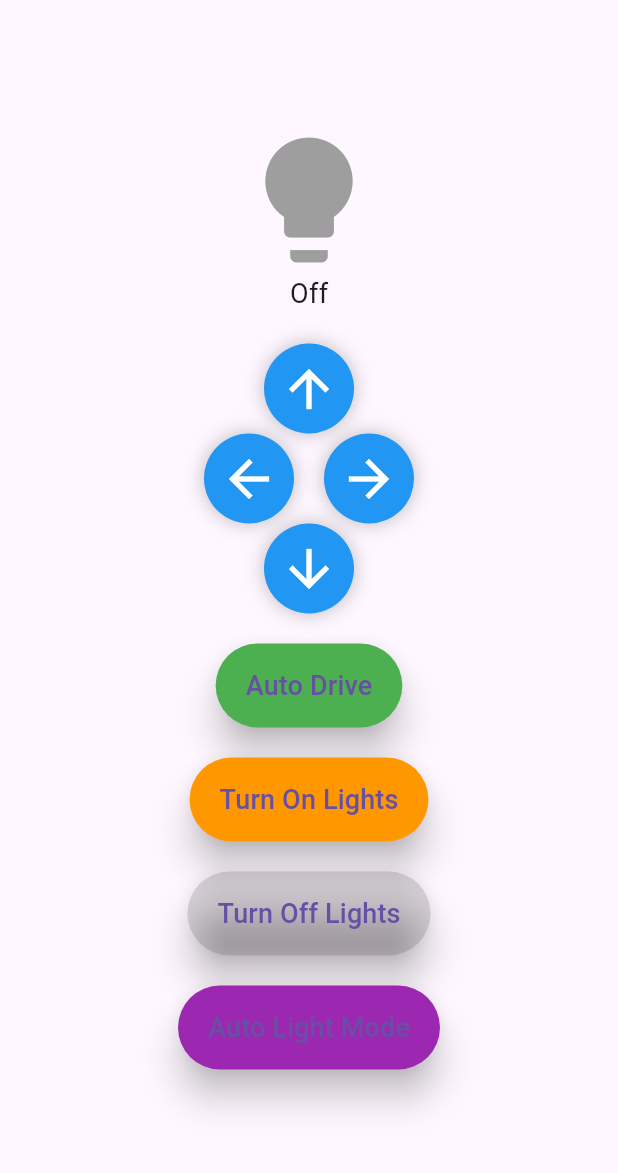
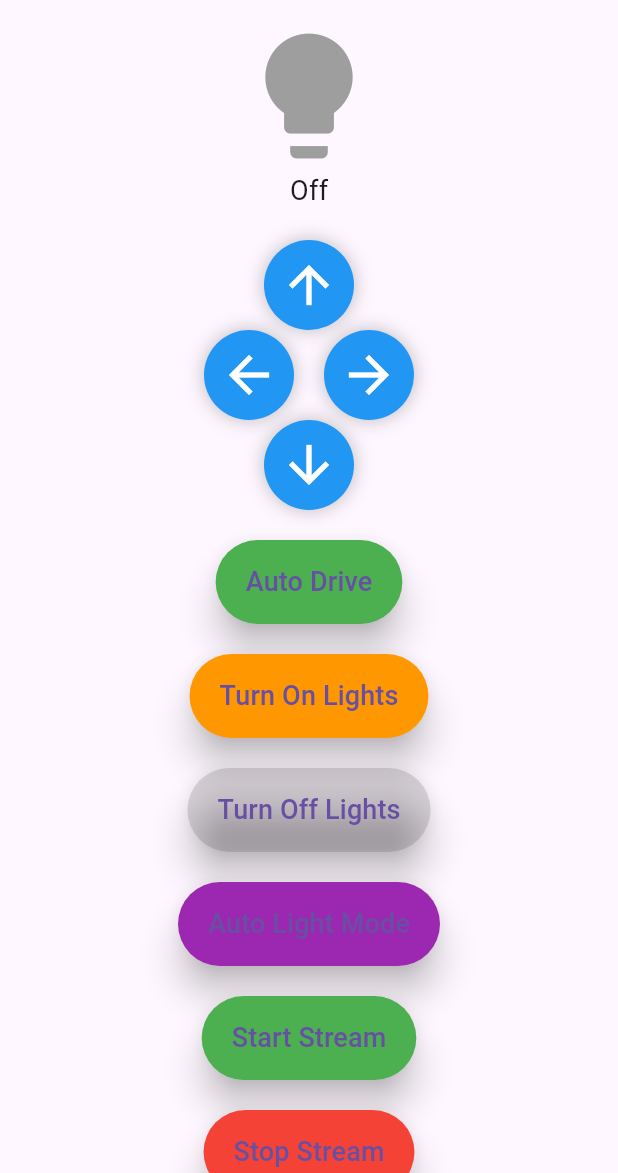
Before and after one commit to AhmadAmerBakran/4th-semester-exam, a Flutter app: the CarControlScreen screen opened by its route, on a phone screen of 412 x 824 dp, the part 63-1236 px from its top. Run offline on Flutter 3.47's test engine with Material 3 defaults, Android fonts, the phone set to English and light mode, and no system bars; our stand-ins replace flutter_animate; accounts and stored records are empty; network calls fail.

Commit message:
added slider for the flash and video stream

```diff
--- a/frontend/lib/ui/widgets/gamepad_widget.dart
+++ b/frontend/lib/ui/widgets/gamepad_widget.dart
@@ -2,7 +2,14 @@ import 'package:flutter/material.dart';
 import 'package:provider/provider.dart';
 import '../../providers/car_control_provider.dart';
 
-class GamepadWidget extends StatelessWidget {
+class GamepadWidget extends StatefulWidget {
+  @override
+  _GamepadWidgetState createState() => _GamepadWidgetState();
+}
+
+class _GamepadWidgetState extends State<GamepadWidget> {
+  double _flashIntensity = 0;
+
   @override
   Widget build(BuildContext context) {
     final carControlProvider = Provider.of<CarControlProvider>(context, listen: false);
@@ -120,6 +127,43 @@ class GamepadWidget extends StatelessWidget {
             elevation: 10,
           ),
         ),
+        SizedBox(height: 20),
+        ElevatedButton(
+          onPressed: () => carControlProvider.sendCommand('cam/control', 'start'),
+          child: Text('Start Stream', style: TextStyle(fontSize: 18)),
+          style: ElevatedButton.styleFrom(
+            backgroundColor: Colors.green,
+            padding: EdgeInsets.symmetric(horizontal: 20, vertical: 15),
+            shape: RoundedRectangleBorder(borderRadius: BorderRadius.circular(30)),
+            elevation: 10,
+          ),
+        ),
+        SizedBox(height: 20),
+        ElevatedButton(
+          onPressed: () => carControlProvider.sendCommand('cam/control', 'stop'),
+          child: Text('Stop Stream', style: TextStyle(fontSize: 18)),
+          style: ElevatedButton.styleFrom(
+            backgroundColor: Colors.red,
+            padding: EdgeInsets.symmetric(horizontal: 20, vertical: 15),
+            shape: RoundedRectangleBorder(borderRadius: BorderRadius.circular(30)),
+            elevation: 10,
+          ),
+        ),
+        SizedBox(height: 20),
+        Text('Flash Intensity'),
+        Slider(
+          value: _flashIntensity,
+          min: 0,
+          max: 100,
+          divisions: 100,
+          label: _flashIntensity.round().toString(),
+          onChanged: (value) {
+            setState(() {
+              _flashIntensity = value;
+              carControlProvider.sendCommand('cam/flash', value.round().toString());
+            });
+          },
+        ),
       ],
     );
   }
--- a/frontend/lib/utils/constants.dart
+++ b/frontend/lib/utils/constants.dart
@@ -1 +1 @@
-const WEBSOCKET_URL = 'ws://192.168.0.165:8181';
+const WEBSOCKET_URL = 'ws://91.100.86.31:8181';
```
Also changed, not shown: frontend/pubspec.lock.
